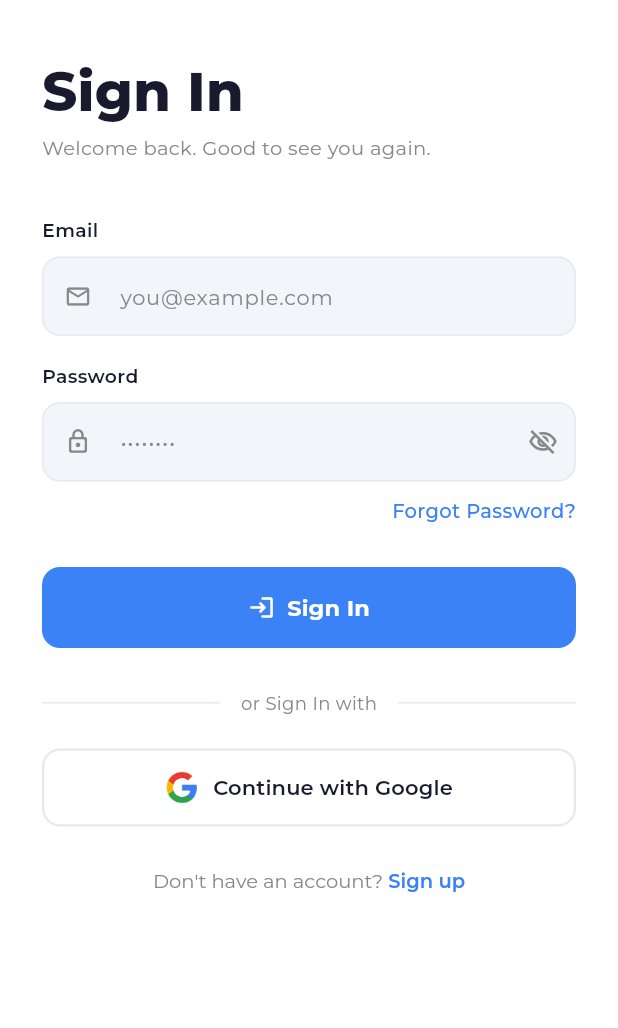
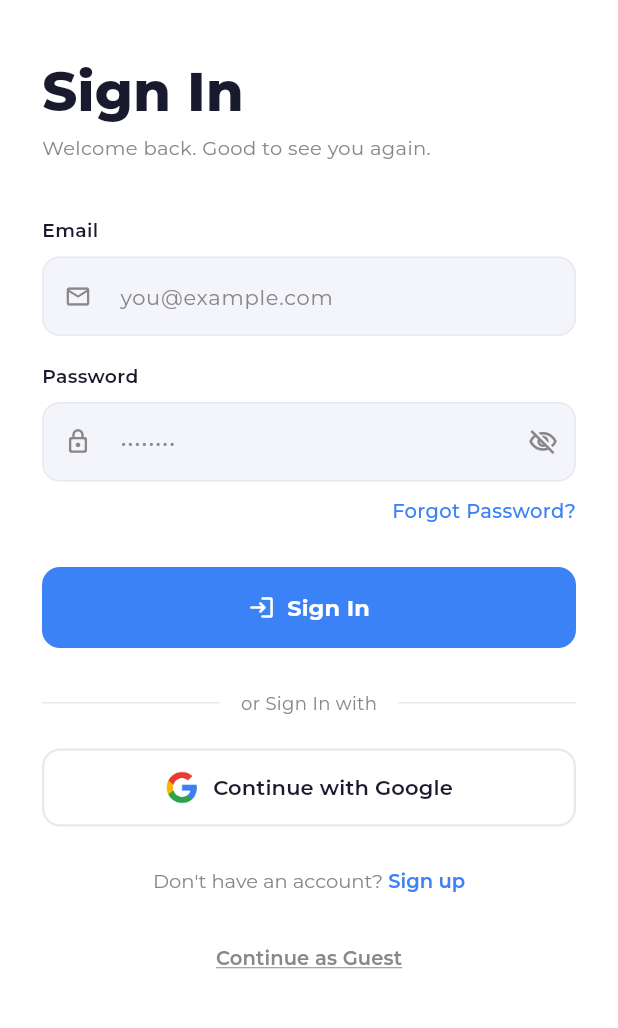
Before and after one commit to mjengonetworks/mjengohub, a Flutter app: the LoginScreen screen opened by its route, on a phone screen of 412 x 824 dp, the part 99-1127 px from its top. Run offline on Flutter 3.47's test engine with Material 3 defaults, Android fonts, the phone set to English and light mode, and no system bars; our stand-ins replace connectivity_plus, country_picker, firebase_auth, firebase_core, get, google_fonts and 6 more; accounts and stored records are empty; network calls fail.

Commit message:
fix(auth): wire up real Google sign-in and add guest access on login screen
Google sign-in was a "Coming Soon" stub, and the client-id meta tag added
in fa519b0 was malformed (missing name/content attributes) so it never
actually configured the web Google Sign-In SDK. Implements the flow with
google_sign_in v7 against the backend's OAuth client, exchanging the
resulting ID token with auth/google, and adds a "Continue as Guest" path
that lets users browse without an account.

Co-Authored-By: Claude Sonnet 5 <noreply@anthropic.com>
Claude-Session: https://claude.ai/code/session_01MvYnFojYH3quUoMf2E54gg

```diff
--- a/lib/auth/screens/login_screen.dart
+++ b/lib/auth/screens/login_screen.dart
@@ -96,6 +96,9 @@ class _LoginScreenState extends State<LoginScreen> {
                   ? _SignUpForm(key: const ValueKey('signup'))
                   : _LoginForm(key: const ValueKey('login')),
             ),
+
+            const SizedBox(height: 20),
+            _GuestButton(),
           ],
         ),
       ),
@@ -716,6 +719,33 @@ class _GoogleButton extends StatelessWidget {
   }
 }
 
+class _GuestButton extends StatelessWidget {
+  @override
+  Widget build(BuildContext context) {
+    return Center(
+      child: TextButton(
+        onPressed: () {
+          HapticFeedback.lightImpact();
+          Get.find<MjengoAuthController>().continueAsGuest();
+        },
+        style: TextButton.styleFrom(
+          padding: const EdgeInsets.symmetric(horizontal: 12, vertical: 8),
+        ),
+        child: Text(
+          'Continue as Guest',
+          style: GoogleFonts.montserrat(
+            fontSize: 13,
+            fontWeight: FontWeight.w600,
+            color: _textGray,
+            decoration: TextDecoration.underline,
+            decorationColor: _textGray,
+          ),
+        ),
+      ),
+    );
+  }
+}
+
 class _ErrorBox extends StatelessWidget {
   @override
   Widget build(BuildContext context) {
```
Also changed, not shown: lib/auth/controllers/mjengo_auth_controller.dart (+99 -9 lines), 1 other file.
